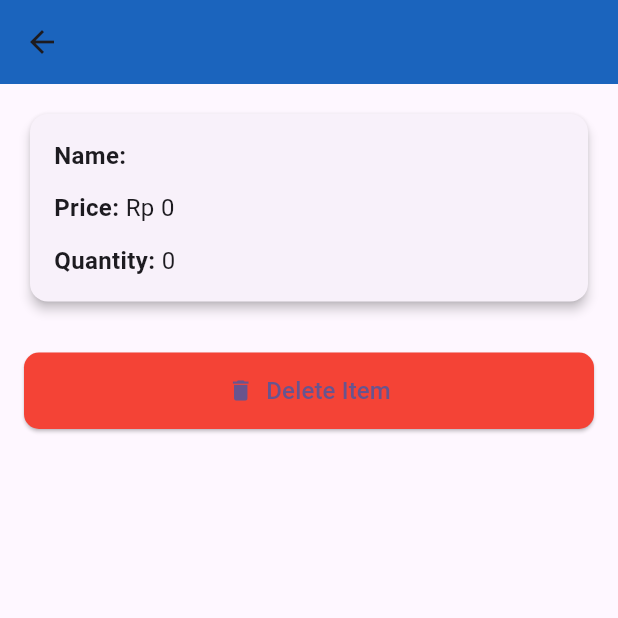
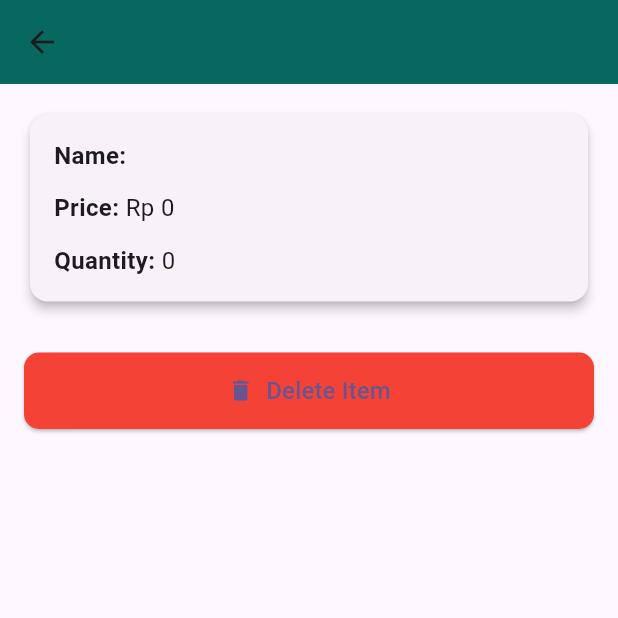
Before and after one commit to Gemasyaputra/docker-cart-product, a Flutter app: the CartDetailScreen screen opened directly with empty values, on a phone screen of 412 x 824 dp, the top half of it. Run offline on Flutter 3.47's test engine with Material 3 defaults, Android fonts, the phone set to English and light mode, and no system bars; network calls fail.

Commit message:
second update

```diff
--- a/lib/providers/cart_provider.dart
+++ b/lib/providers/cart_provider.dart
@@ -23,7 +23,7 @@ class CartProvider with ChangeNotifier {
   // Ambil cart dari API
   Future<void> getCart() async {
     try {
-      final url = Uri.parse("http://10.117.157.139:8000/carts");
+      final url = Uri.parse("http://192.168.100.109:8000/carts");
       final response = await http.get(url);
 
       if (response.statusCode == 200) {
@@ -47,7 +47,8 @@ class CartProvider with ChangeNotifier {
 
   // Hapus item dari cart berdasarkan ID item
   Future<void> deleteItem(int id) async {
-    final url = Uri.parse("http://10.117.157.139:8000/carts/$id");
+
+    final url = Uri.parse("http://192.168.100.109:8000/carts/$id");
 
     try {
       final response = await http.delete(url);
--- a/lib/screen/cart_detail_screen.dart
+++ b/lib/screen/cart_detail_screen.dart
@@ -4,14 +4,14 @@ import '../model/ModelCart.dart';
 class CartDetailScreen extends StatelessWidget {
   final Item item;
 
-  const CartDetailScreen({Key? key, required this.item}) : super(key: key);
+  const CartDetailScreen({super.key, required this.item});
 
   @override
   Widget build(BuildContext context) {
     return Scaffold(
       appBar: AppBar(
         title: Text(item.name),
-        backgroundColor: Colors.blue[800],
+        backgroundColor: Colors.teal[800],
         elevation: 2,
       ),
       body: SingleChildScrollView(
--- a/lib/screen/cart_product.dart
+++ b/lib/screen/cart_product.dart
@@ -5,7 +5,7 @@ import 'package:pruductservice/screen/cart_detail_screen.dart';
 import 'package:pruductservice/model/ModelCart.dart';
 
 class CartScreen extends StatefulWidget {
-  const CartScreen({Key? key}) : super(key: key);
+  const CartScreen({super.key});
 
   @override
   State<CartScreen> createState() => _CartScreenState();
@@ -48,7 +48,7 @@ class _CartScreenState extends State<CartScreen> {
     return Scaffold(
       appBar: AppBar(
         title: const Text('Shopping Cart'),
-        backgroundColor: Colors.blue[800],
+        backgroundColor: Colors.teal[800],
         elevation: 2,
       ),
       body: cartData == null
--- a/lib/screen/product_detail.dart
+++ b/lib/screen/product_detail.dart
@@ -20,7 +20,7 @@ class ProductDetailScreen extends StatelessWidget {
     return Scaffold(
       appBar: AppBar(
         title: Text(product.name),
-        backgroundColor: Colors.deepPurple,
+        backgroundColor: Colors.teal,
         foregroundColor: Colors.white,
       ),
       body: SingleChildScrollView(
@@ -36,7 +36,7 @@ class ProductDetailScreen extends StatelessWidget {
               style: const TextStyle(
                   fontSize: 24,
                   fontWeight: FontWeight.w600,
-                  color: Colors.deepPurple),
+                  color: Colors.teal),
             ),
             const Divider(height: 30),
             const Text('Deskripsi:',
--- a/lib/screen/product_list_screen.dart
+++ b/lib/screen/product_list_screen.dart
@@ -19,7 +19,7 @@ class ProductListScreen extends StatefulWidget {
 
 class _ProductListScreenState extends State<ProductListScreen> {
   // CATATAN: Menggunakan IP lokal komputer, harus sama dengan ProductService
-  final String apiUrl = "http://10.117.157.139:3000/products";
+  final String apiUrl = "http://192.168.100.109:3000/products";
   late Future<List<ModelProduct>> _futureProducts;
 
   @override
@@ -61,7 +61,7 @@ class _ProductListScreenState extends State<ProductListScreen> {
       appBar: AppBar(
         title: const Text('🛒 Daftar Produk API'),
         centerTitle: true,
-        backgroundColor: Colors.deepPurple,
+        backgroundColor: Colors.teal,
         foregroundColor: Colors.white,
         actions: [
           // Widget untuk menampilkan jumlah item di keranjang (opsional)
--- a/lib/services/product_service.dart
+++ b/lib/services/product_service.dart
@@ -3,8 +3,6 @@ import 'package:http/http.dart' as http;
 // Pastikan nama file dan path impor sudah benar
 import '../model/ModelProduct.dart';
 
-import 'package:flutter/foundation.dart';
-import 'dart:io';
 
 class ProductService {
   // Untuk Android Emulator gunakan 10.0.2.2
```
Also changed, not shown: pubspec.lock, 3 other files.
